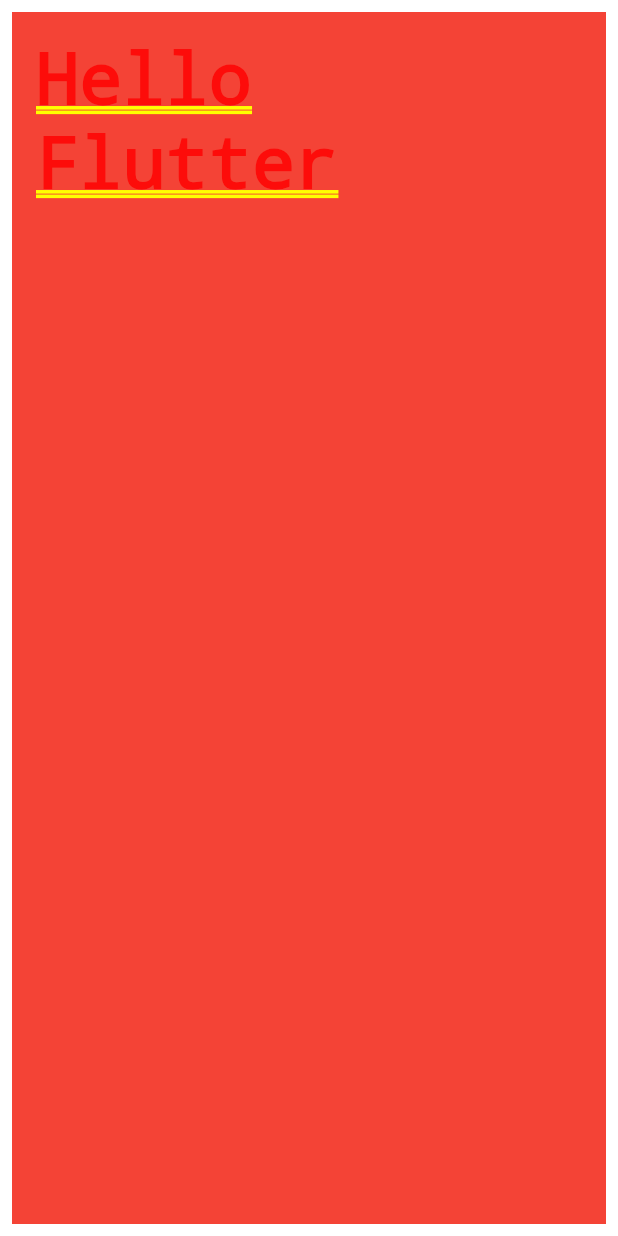
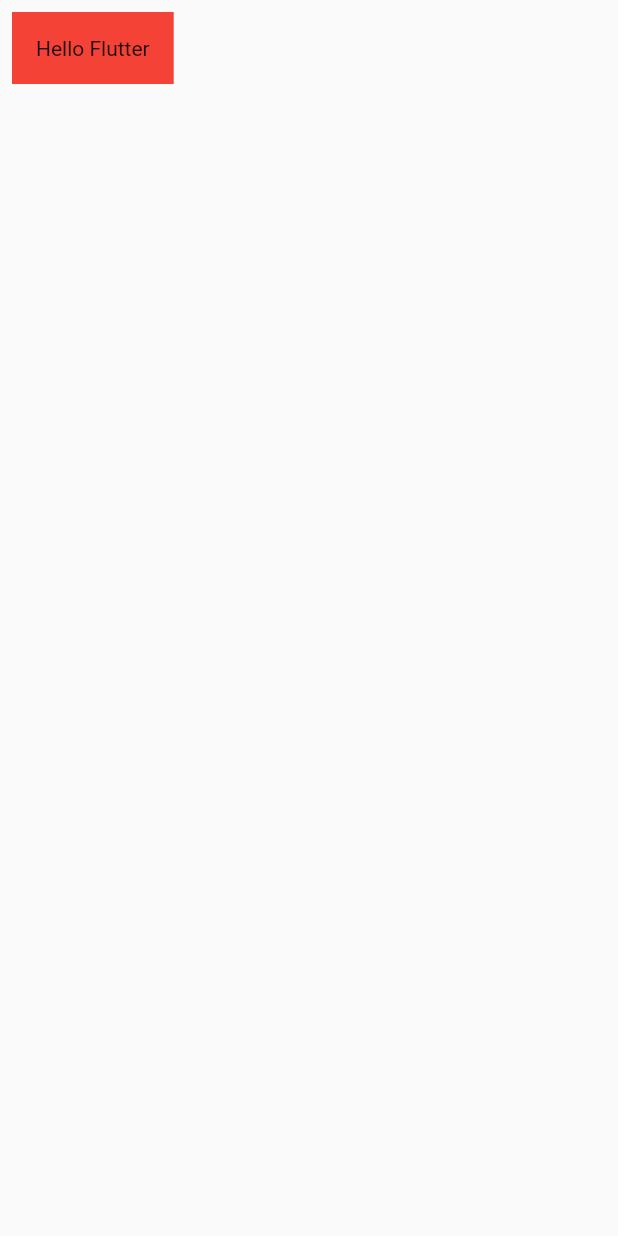
Before and after one commit to omrobbie/flutter-dasar-ui, a Flutter app: the screen it shows after launch, on a phone screen of 412 x 824 dp. Run offline on Flutter 3.47's test engine with Material 2 defaults, Android fonts, the phone set to English and light mode, and no system bars.

Commit message:
tambahkan Scaffold

```diff
--- a/lib/hello_screen.dart
+++ b/lib/hello_screen.dart
@@ -8,11 +8,15 @@ class HelloScreen extends StatefulWidget {
 class _HelloScreenState extends State<HelloScreen> {
   @override
   Widget build(BuildContext context) {
-    return new Container(
+    var body = Container(
       color: Colors.red,
       margin: EdgeInsets.all(8.0),
       padding: EdgeInsets.all(16.0),
       child: Text('Hello Flutter'),
     );
+
+    return Scaffold(
+      body: body,
+    );
   }
 }
```
